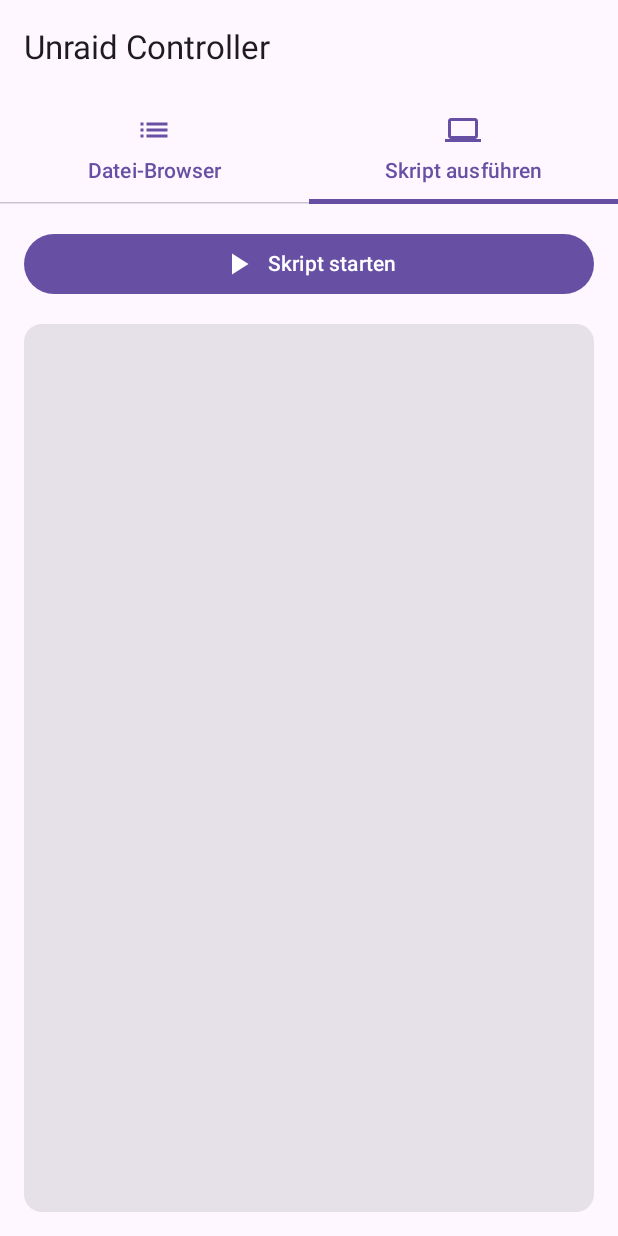
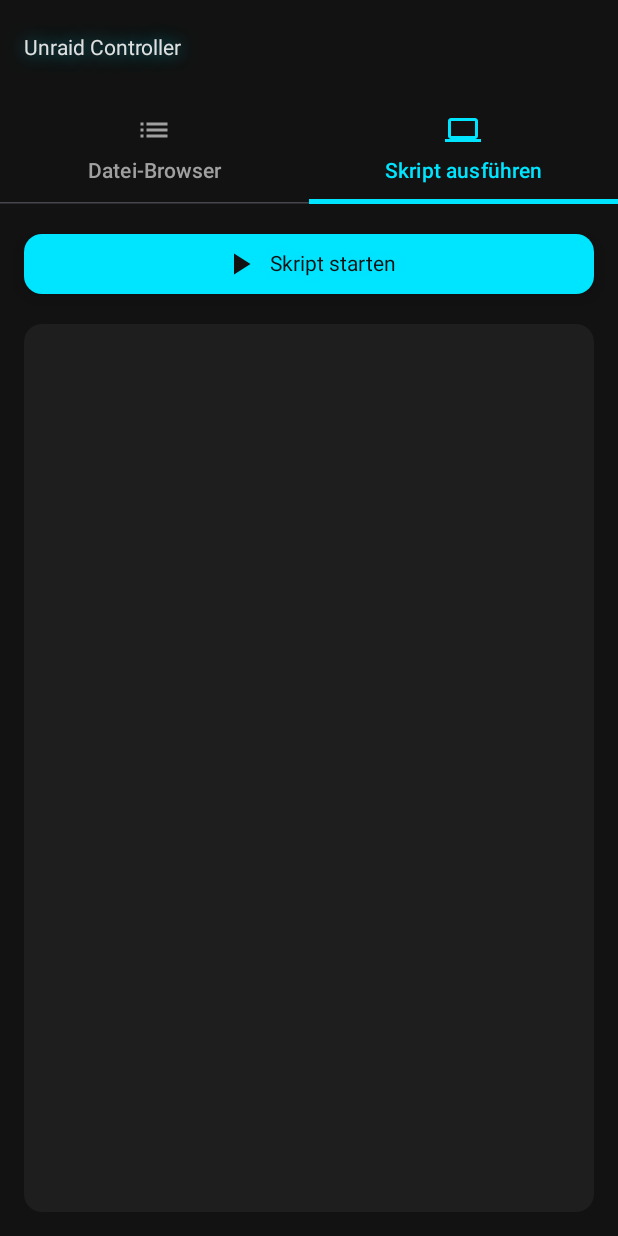
Before and after one commit to Huede82/Android_cleanarr, an Android app built with Jetpack Compose: the screen it shows after launch (MainActivity), tab 2 chosen, on a phone screen of 412 x 824 dp. Run offline under Robolectric (Android 15) with nearby library versions, the phone set to English and light mode, and no system bars.

Commit message:
dark theme

```diff
--- a/app/src/main/java/huedes/unraid/unraid_cleanarr/MainActivity.kt
+++ b/app/src/main/java/huedes/unraid/unraid_cleanarr/MainActivity.kt
@@ -1,5 +1,9 @@
 package huedes.unraid.unraid_cleanarr// oder dein gewählter Package-Name
+// Import für die Farbe aus deinem Theme
+import huedes.unraid.unraid_cleanarr.ui.theme.SecondaryText
 
+// Import für den Schatten-Effekt
+import androidx.compose.ui.draw.shadow
 import android.os.Bundle
 import androidx.activity.ComponentActivity
 import androidx.activity.compose.setContent
@@ -34,6 +38,9 @@ import kotlinx.coroutines.withContext
 import okhttp3.*
 import java.io.IOException
 import java.util.concurrent.TimeUnit
+import huedes.unraid.unraid_cleanarr.ui.theme.UnraidControllerTheme // Wichtig: Den richtigen Theme-Import verwenden
+import huedes.unraid.unraid_cleanarr.ui.theme.neonTextStyle // Import für den Neon-Stil
+
 
 // ============== KONFIGURATION ==============
 private const val SERVER_IP = "192.168.2.10" // Trage hier deine Server-IP ein
@@ -113,6 +120,7 @@ class MainActivity : ComponentActivity() {
 }
 
 // Hauptbildschirm mit Navigation zwischen den Tabs
+// Angepasste MainScreen Funktion
 @OptIn(ExperimentalMaterial3Api::class)
 @Composable
 fun MainScreen(viewModel: MainViewModel) {
@@ -120,10 +128,26 @@ fun MainScreen(viewModel: MainViewModel) {
     val tabs = listOf("Datei-Browser", "Skript ausführen")
 
     Scaffold(
-        topBar = { TopAppBar(title = { Text("Unraid Controller") }) },
+        topBar = {
+            TopAppBar(
+                title = {
+                    Text(
+                        "Unraid Controller",
+                        // Wende den Neon-Stil mit der Primärfarbe an
+                        style = neonTextStyle(color = MaterialTheme.colorScheme.primary)
+                    )
+                },
+                colors = TopAppBarDefaults.topAppBarColors(
+                    containerColor = MaterialTheme.colorScheme.background
+                )
+            )
+        },
         content = { paddingValues ->
             Column(modifier = Modifier.padding(paddingValues)) {
-                TabRow(selectedTabIndex = selectedTab) {
+                TabRow(
+                    selectedTabIndex = selectedTab,
+                    containerColor = MaterialTheme.colorScheme.background
+                ) {
                     tabs.forEachIndexed { index, title ->
                         Tab(
                             selected = selectedTab == index,
@@ -132,7 +156,10 @@ fun MainScreen(viewModel: MainViewModel) {
                             icon = {
                                 if (index == 0) Icon(Icons.Outlined.List, contentDescription = null)
                                 else Icon(Icons.Outlined.Computer, contentDescription = null)
-                            }
+                            },
+                            // Setze die Farben für aktive und inaktive Tabs
+                            selectedContentColor = MaterialTheme.colorScheme.primary,
+                            unselectedContentColor = SecondaryText
                         )
                     }
                 }
@@ -144,6 +171,7 @@ fun MainScreen(viewModel: MainViewModel) {
         }
     )
 }
+
 
 // Bildschirm 1: Der Datei-Browser
 @Composable
@@ -180,12 +208,28 @@ fun FileBrowserScreen(viewModel: MainViewModel) {
 // Einzelner, klickbarer Eintrag in der Dateiliste
 @Composable
 fun FileListItem(fileItem: FileItem, onClick: () -> Unit) {
-    Card(modifier = Modifier.fillMaxWidth().padding(vertical = 4.dp).clickable(onClick = onClick)) {
+    // Der Card wurde ein subtiler Schein hinzugefügt
+    Card(
+        modifier = Modifier
+            .fillMaxWidth()
+            .padding(vertical = 4.dp)
+            .shadow(
+                elevation = 8.dp,
+                shape = MaterialTheme.shapes.medium,
+                spotColor = MaterialTheme.colorScheme.primary.copy(alpha = 0.5f)
+            )
+            .clickable(onClick = onClick),
+        colors = CardDefaults.cardColors(
+            containerColor = MaterialTheme.colorScheme.surface
+        )
+    ) {
         Row(verticalAlignment = Alignment.CenterVertically, modifier = Modifier.padding(16.dp)) {
             Icon(
                 imageVector = if (fileItem.type == "directory") Icons.Default.Folder else Icons.Default.Description,
                 contentDescription = fileItem.type,
-                modifier = Modifier.size(40.dp)
+                modifier = Modifier.size(40.dp),
+                // Das Icon im aktiven Tab leuchtet auch
+                tint = MaterialTheme.colorScheme.primary
             )
             Spacer(modifier = Modifier.width(16.dp))
             Text(text = fileItem.name, fontSize = 16.sp)
@@ -206,17 +250,27 @@ fun ScriptRunnerScreen(viewModel: MainViewModel) {
         Button(
             onClick = { viewModel.runScript() },
             enabled = !viewModel.isScriptRunning,
-            modifier = Modifier.fillMaxWidth()
+            modifier = Modifier.fillMaxWidth(),
+            // Gib dem Button einen leichten Schein
+            elevation = ButtonDefaults.buttonElevation(defaultElevation = 8.dp, pressedElevation = 2.dp),
+            shape = MaterialTheme.shapes.medium
         ) {
             Icon(Icons.Default.PlayArrow, contentDescription = "Start")
             Spacer(modifier = Modifier.width(8.dp))
-            Text(if (viewModel.isScriptRunning) "Skript läuft..." else "Skript starten")
+            Text(
+                if (viewModel.isScriptRunning) "Skript läuft..." else "Skript starten",
+                // Auch der Button-Text bekommt den Neon-Glow
+                style = neonTextStyle(color = MaterialTheme.colorScheme.primary)
+            )
         }
         Spacer(modifier = Modifier.height(16.dp))
-        Card(modifier = Modifier.fillMaxSize()) {
+        Card(
+            modifier = Modifier.fillMaxSize(),
+            colors = CardDefaults.cardColors(containerColor = MaterialTheme.colorScheme.surface)
+        ) {
             LazyColumn(state = listState, modifier = Modifier.padding(horizontal = 16.dp, vertical = 8.dp)) {
                 items(viewModel.scriptOutput) { line ->
-                    Text(line, fontFamily = FontFamily.Monospace)
+                    Text(line, fontFamily = FontFamily.Monospace, color = SecondaryText)
                 }
             }
         }
--- a/app/src/main/java/huedes/unraid/unraid_cleanarr/ui/theme/Color.kt
+++ b/app/src/main/java/huedes/unraid/unraid_cleanarr/ui/theme/Color.kt
@@ -1,11 +1,12 @@
-package huedes.unraid.unraid_cleanarr.ui.theme
+package huedes.unraid.unraid_cleanarr.ui.theme // Passe dies an dein Package an
 
 import androidx.compose.ui.graphics.Color
 
-val Purple80 = Color(0xFFD0BCFF)
-val PurpleGrey80 = Color(0xFFCCC2DC)
-val Pink80 = Color(0xFFEFB8C8)
+// "Cyberpunk Night" Palette
+val DarkGreyBackground = Color(0xFF121212) // Primärer Hintergrund
+val LightGreySurface = Color(0xFF1E1E1E)   // Sekundärer Hintergrund (für Karten)
+val NeonCyan = Color(0xFF00E5FF)           // Primäre Akzentfarbe
+val NeonMagenta = Color(0xFFFF00FF)         // Sekundäre Akzentfarbe
 
-val Purple40 = Color(0xFF6650a4)
-val PurpleGrey40 = Color(0xFF625b71)
-val Pink40 = Color(0xFF7D5260)
+val PrimaryText = Color(0xFFE0E0E0)        // Standardtext
+val SecondaryText = Color(0xFFA0A0A0)      // Sekundärtext/Hinweise
--- a/app/src/main/java/huedes/unraid/unraid_cleanarr/ui/theme/Theme.kt
+++ b/app/src/main/java/huedes/unraid/unraid_cleanarr/ui/theme/Theme.kt
@@ -1,53 +1,38 @@
-package huedes.unraid.unraid_cleanarr.ui.theme
+package huedes.unraid.unraid_cleanarr.ui.theme // Passe dies an dein Package an
 
 import android.app.Activity
-import android.os.Build
-import androidx.compose.foundation.isSystemInDarkTheme
 import androidx.compose.material3.MaterialTheme
 import androidx.compose.material3.darkColorScheme
-import androidx.compose.material3.dynamicDarkColorScheme
-import androidx.compose.material3.dynamicLightColorScheme
-import androidx.compose.material3.lightColorScheme
 import androidx.compose.runtime.Composable
-import androidx.compose.ui.platform.LocalContext
+import androidx.compose.runtime.SideEffect
+import androidx.compose.ui.graphics.toArgb
+import androidx.compose.ui.platform.LocalView
+import androidx.core.view.WindowCompat
 
+// Erstelle das Farbschema für unser dunkles Neon-Theme
 private val DarkColorScheme = darkColorScheme(
-    primary = Purple80,
-    secondary = PurpleGrey80,
-    tertiary = Pink80
-)
-
-private val LightColorScheme = lightColorScheme(
-    primary = Purple40,
-    secondary = PurpleGrey40,
-    tertiary = Pink40
-
-    /* Other default colors to override
-    background = Color(0xFFFFFBFE),
-    surface = Color(0xFFFFFBFE),
-    onPrimary = Color.White,
-    onSecondary = Color.White,
-    onTertiary = Color.White,
-    onBackground = Color(0xFF1C1B1F),
-    onSurface = Color(0xFF1C1B1F),
-    */
+    primary = NeonCyan,
+    secondary = NeonMagenta,
+    background = DarkGreyBackground,
+    surface = LightGreySurface,
+    onPrimary = DarkGreyBackground, // Text auf primären Buttons
+    onSecondary = DarkGreyBackground, // Text auf sekundären Elementen
+    onBackground = PrimaryText, // Standard-Textfarbe
+    onSurface = PrimaryText // Text auf Karten etc.
 )
 
 @Composable
-fun Unraid_CleanarrTheme(
-    darkTheme: Boolean = isSystemInDarkTheme(),
-    // Dynamic color is available on Android 12+
-    dynamicColor: Boolean = true,
+fun UnraidControllerTheme(
     content: @Composable () -> Unit
 ) {
-    val colorScheme = when {
-        dynamicColor && Build.VERSION.SDK_INT >= Build.VERSION_CODES.S -> {
-            val context = LocalContext.current
-            if (darkTheme) dynamicDarkColorScheme(context) else dynamicLightColorScheme(context)
+    val colorScheme = DarkColorScheme
+    val view = LocalView.current
+    if (!view.isInEditMode) {
+        SideEffect {
+            val window = (view.context as Activity).window
+            window.statusBarColor = colorScheme.background.toArgb()
+            WindowCompat.getInsetsController(window, view).isAppearanceLightStatusBars = false
         }
-
-        darkTheme -> DarkColorScheme
-        else -> LightColorScheme
     }
 
     MaterialTheme(
--- a/app/src/main/java/huedes/unraid/unraid_cleanarr/ui/theme/Type.kt
+++ b/app/src/main/java/huedes/unraid/unraid_cleanarr/ui/theme/Type.kt
@@ -1,12 +1,16 @@
-package huedes.unraid.unraid_cleanarr.ui.theme
+package huedes.unraid.unraid_cleanarr.ui.theme // Passe dies an dein Package an
 
 import androidx.compose.material3.Typography
+import androidx.compose.runtime.Composable
+import androidx.compose.ui.geometry.Offset
+import androidx.compose.ui.graphics.Color
+import androidx.compose.ui.graphics.Shadow
 import androidx.compose.ui.text.TextStyle
 import androidx.compose.ui.text.font.FontFamily
 import androidx.compose.ui.text.font.FontWeight
 import androidx.compose.ui.unit.sp
 
-// Set of Material typography styles to start with
+// Standard-Typografie (verwendet die moderne System-Schriftart)
 val Typography = Typography(
     bodyLarge = TextStyle(
         fontFamily = FontFamily.Default,
@@ -15,20 +19,16 @@ val Typography = Typography(
         lineHeight = 24.sp,
         letterSpacing = 0.5.sp
     )
-    /* Other default text styles to override
-    titleLarge = TextStyle(
-        fontFamily = FontFamily.Default,
-        fontWeight = FontWeight.Normal,
-        fontSize = 22.sp,
-        lineHeight = 28.sp,
-        letterSpacing = 0.sp
-    ),
-    labelSmall = TextStyle(
-        fontFamily = FontFamily.Default,
-        fontWeight = FontWeight.Medium,
-        fontSize = 11.sp,
-        lineHeight = 16.sp,
-        letterSpacing = 0.5.sp
+)
+
+// Eine wiederverwendbare Funktion, um den Neon-Glow-Effekt zu erzeugen
+@Composable
+fun neonTextStyle(color: Color): TextStyle {
+    return TextStyle(
+        shadow = Shadow(
+            color = color.copy(alpha = 0.6f),
+            offset = Offset.Zero,
+            blurRadius = 15f // Der "Glow"-Radius
+        )
     )
-    */
-)
+}
```
Also changed, not shown: 4 other files.
